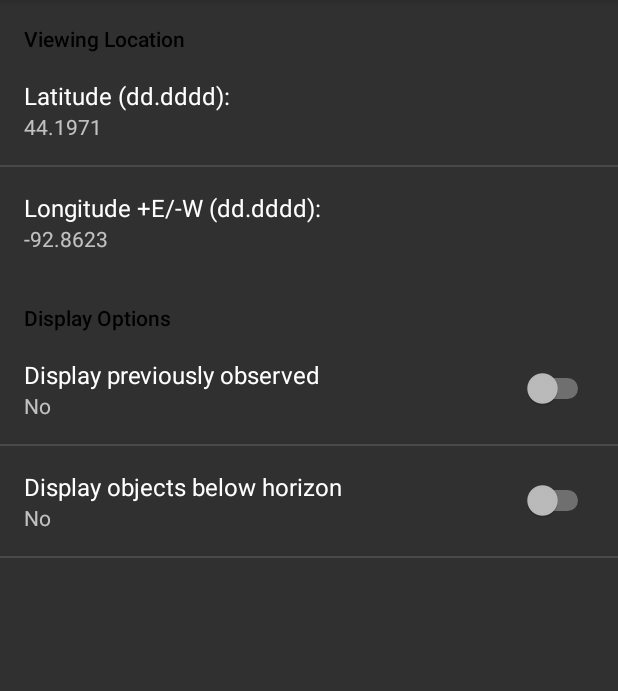
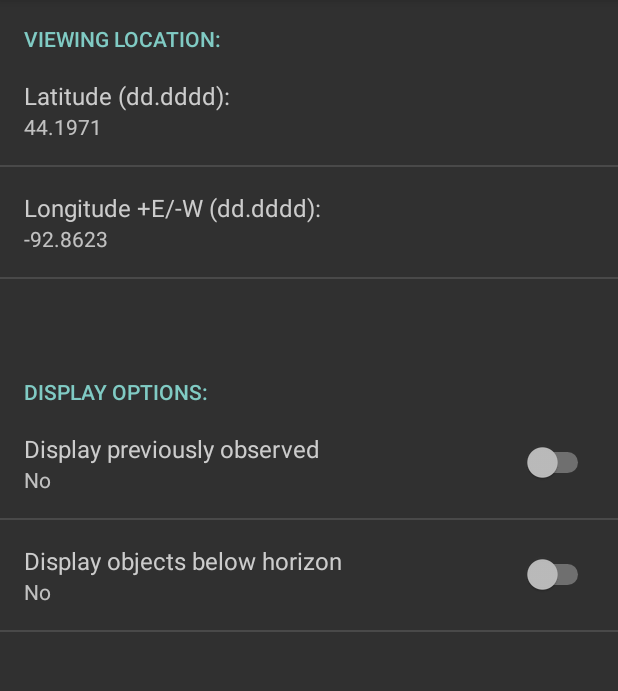
Before and after one commit to MTBehnke/NightSkyGuide, an Android app: the screen it shows after launch (SettingsActivity), after a tap on "Update Location", on a phone screen of 412 x 824 dp, the part 84-775 px from its top. Run offline under Robolectric (Android 15) with nearby library versions, the phone set to English and light mode, and no system bars; libraries missing offline, so code that uses them is left out: com.readystatesoftware.sqliteasset; 4 statements that could not run were skipped.

```diff
--- a/app/src/main/AndroidManifest.xml
+++ b/app/src/main/AndroidManifest.xml
@@ -1,7 +1,6 @@
 <?xml version="1.0" encoding="utf-8"?>
 <manifest xmlns:android="http://schemas.android.com/apk/res/android"
     package="com.mikesrv9a.nightskyguide">
-
     <application
         android:allowBackup="true"
         android:icon="@mipmap/ic_launcher"
@@ -14,7 +13,6 @@
             android:theme="@style/AppTheme.NoActionBar">
             <intent-filter>
                 <action android:name="android.intent.action.MAIN" />
-
                 <category android:name="android.intent.category.LAUNCHER" />
             </intent-filter>
         </activity>
@@ -22,7 +20,7 @@
             android:name=".SettingsActivity"
             android:label="@string/title_activity_settings"
             android:parentActivityName=".MainActivity"
-            android:theme="@style/AppTheme.NoActionBar">
+            android:theme="@style/PreferenceScreen">
             <meta-data
                 android:name="android.support.PARENT_ACTIVITY"
                 android:value="com.mikesrv9a.nightskyguide.MainActivity" />
@@ -37,5 +35,4 @@
                 android:value="com.mikesrv9a.nightskyguide.MainActivity" />
         </activity>
     </application>
-
 </manifest>
--- a/app/src/main/java/com/mikesrv9a/nightskyguide/AppInfoActivity.java
+++ b/app/src/main/java/com/mikesrv9a/nightskyguide/AppInfoActivity.java
@@ -22,7 +22,7 @@
     protected void onStart() {
         super.onStart();
         TextView appInfo = (TextView)findViewById(R.id.app_info_text);
-        String infoText = "Messier Field Guide v0.1.8 (beta)\n" +
+        String infoText = "Messier Field Guide v0.1.8.2 (beta)\n" +
                 "Copyright Michael Behnke 2017\n\n" +
                 "The main page displays each of the 110 Messier Object's, including:\n" +
                 "∙ DSO ID (with √ if previously observed)\n∙ Common Name\n"+
--- a/app/src/main/java/com/mikesrv9a/nightskyguide/DSObjectsFragment.java
+++ b/app/src/main/java/com/mikesrv9a/nightskyguide/DSObjectsFragment.java
@@ -236,24 +236,8 @@
                 dsObject.setDsoAltAz(userLat, userLong);
                 allDsObjectsArrayList.add(dsObject);
 
-                /*
-                // check user preference settings to determine whether to display
-                Double dsoAlt = dsObject.getDsoAlt();
-                if((dsoObserved == 1 && showObserved == false) || (dsoAlt < 0 && showBelowHoriz == false))
-                    {} // do nothing
-                else {
-                    dsObjectsArrayList.add(dsObject);
-                }  */
-
                 data.moveToNext();
             }
-            // sort in onResume
-            /*Collections.sort(dsObjectsArrayList, new Comparator<DSObject>() {
-                @Override
-                public int compare(DSObject dsObject, DSObject t1) {
-                    return Double.compare(dsObject.getDsoSortAlt(), t1.getDsoSortAlt());
-                }
-            });*/
         }
     }
 
@@ -288,17 +272,6 @@
         //Toast.makeText(getContext(), "OnResume", Toast.LENGTH_LONG).show();
         setUserPreferences();
         updateArrayList();
-        /*setUserPreferences();
-        for (int counter = 0; counter < dsObjectsArrayList.size(); counter++){
-            dsObjectsArrayList.get(counter).setDsoAltAz(userLat,userLong);
-        }
-        Collections.sort(dsObjectsArrayList, new Comparator<DSObject>() {
-            @Override
-            public int compare(DSObject dsObject, DSObject t1) {
-                return Double.compare(dsObject.getDsoSortAlt(), t1.getDsoSortAlt());
-            }
-        });
-        clickAdapter.notifyDataSetChanged();*/
         handler.postDelayed(updateAltAz,60000);
     }
 
@@ -315,8 +288,8 @@
         SharedPreferences preferences = PreferenceManager.getDefaultSharedPreferences(context);
         userLat = Double.parseDouble(preferences.getString("edit_text_pref_lat", ""));
         userLong = Double.parseDouble(preferences.getString("edit_text_pref_long", ""));
-        showObserved = preferences.getBoolean("pref_show_observed", true);
-        showBelowHoriz = preferences.getBoolean("pref_show_below_horiz", true);
+        showObserved = preferences.getBoolean("pref_show_observed", false);
+        showBelowHoriz = preferences.getBoolean("pref_show_below_horiz", false);
     }
 
     // update and sort arraylist for recyclerview based on user preferences
--- a/app/src/main/res/layout/fragment_settings.xml
+++ b/app/src/main/res/layout/fragment_settings.xml
@@ -1,4 +1,5 @@
 <?xml version="1.0" encoding="utf-8"?>
+
 <android.support.constraint.ConstraintLayout
     xmlns:android="http://schemas.android.com/apk/res/android"
     xmlns:app="http://schemas.android.com/apk/res-auto"
@@ -8,6 +9,4 @@
     tools:context="com.mikesrv9a.nightskyguide.SettingsFragment"
     tools:showIn="@layout/activity_settings">
 
-
-
 </android.support.constraint.ConstraintLayout>
--- a/app/src/main/res/menu/fragment_dsobjects_menu.xml
+++ b/app/src/main/res/menu/fragment_dsobjects_menu.xml
@@ -6,7 +6,7 @@
     <item
         android:id="@+id/location_edit"
         android:enabled="true"
-        android:icon="@android:drawable/ic_menu_mylocation"
+        android:icon="@drawable/ic_settings"
         android:orderInCategory="1"
         android:title="@string/menuitem_location"
         app:showAsAction="always" />
--- a/app/src/main/res/values/styles.xml
+++ b/app/src/main/res/values/styles.xml
@@ -35,4 +35,8 @@
         <!--<item name="android:background">@drawable/textview_border</item>-->
     </style>
 
+    <style name="PreferenceScreen" parent="Theme.AppCompat.NoActionBar">
+        <item name="android:textColor">#CCCCCC</item>
+    </style>
+
 </resources>
--- a/app/src/main/res/xml/preferences.xml
+++ b/app/src/main/res/xml/preferences.xml
@@ -1,31 +1,37 @@
 <?xml version="1.0" encoding="utf-8"?>
-<PreferenceScreen xmlns:android="http://schemas.android.com/apk/res/android">
+<PreferenceScreen xmlns:tools="http://schemas.android.com/tools"
+    xmlns:android="http://schemas.android.com/apk/res/android">
 
     <PreferenceCategory
-        android:title="Viewing Location">
+        android:title="VIEWING LOCATION:">
 
         <EditTextPreference
             android:defaultValue="@string/default_latitude"
             android:inputType="number|numberDecimal"
             android:key="edit_text_pref_lat"
+            android:persistent="true"
             android:selectAllOnFocus="true"
             android:singleLine="false"
-            android:persistent="true"
             android:title="Latitude (dd.dddd):" />
 
         <EditTextPreference
             android:defaultValue="@string/default_longitude"
             android:inputType="number|numberDecimal|numberSigned"
             android:key="edit_text_pref_long"
+            android:persistent="true"
             android:selectAllOnFocus="true"
             android:singleLine="false"
-            android:persistent="true"
             android:title="Longitude +E/-W (dd.dddd):" />
+
+        <EditTextPreference
+            android:enabled="false" />
 
     </PreferenceCategory>
 
+
+
     <PreferenceCategory
-        android:title="Display Options">
+        android:title="DISPLAY OPTIONS:">
 
         <SwitchPreference
             android:key="pref_show_observed"
@@ -39,7 +45,6 @@
             android:summaryOn="Yes"
             android:title="@string/pref_display_below_horizon" />
 
-
     </PreferenceCategory>
 
 </PreferenceScreen>
```
Also changed, not shown: app/src/main/java/com/mikesrv9a/nightskyguide/DSObject.java (+8 -1 lines), app/src/main/res/drawable-hdpi/ic_settings.png (added), app/src/main/res/drawable-mdpi/ic_settings.png (added), app/src/main/res/drawable-xhdpi/ic_settings.png (added), app/src/main/res/drawable-xxhdpi/ic_settings.png (added).
